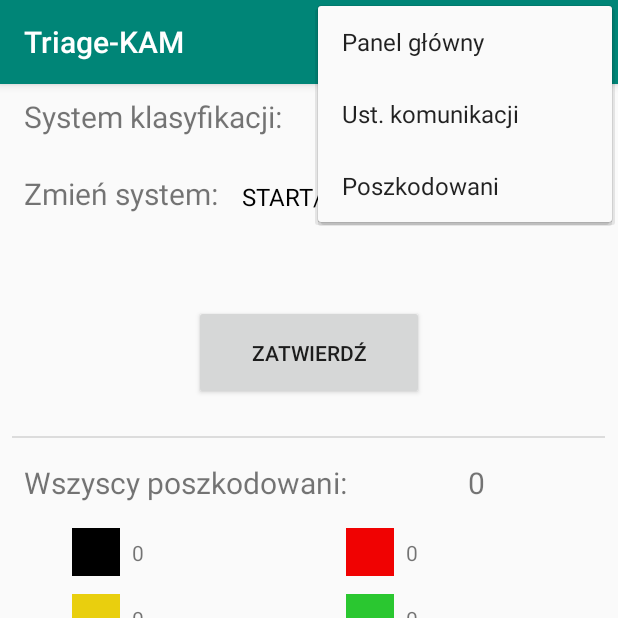
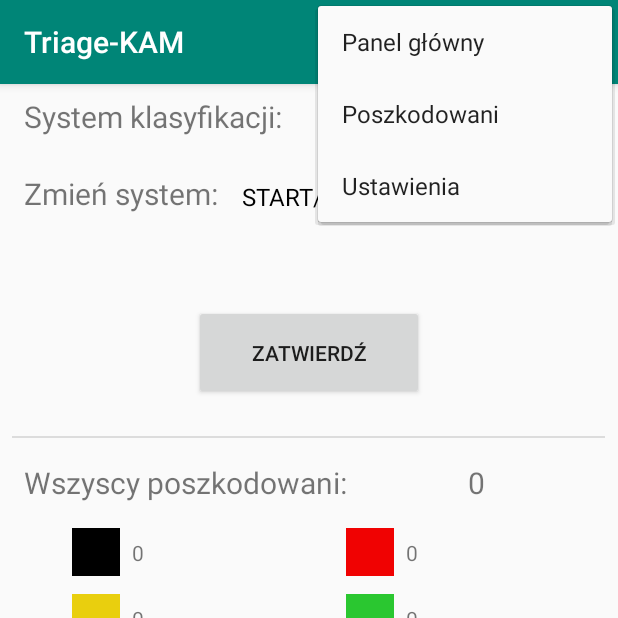
Before and after one commit to Michal-Madarasz/coordinator_app, an Android app: the screen it shows after launch (MainActivity), with the options menu open, on a phone screen of 412 x 824 dp, the top half of it. Run offline under Robolectric (Android 15) with nearby library versions, the phone set to English and light mode, and no system bars; libraries missing offline, so code that uses them is left out: org.javatuples; 4 statements that could not run were skipped.

```diff
--- a/app/src/main/java/com/example/coordinator_app/CustomAdapter.java
+++ b/app/src/main/java/com/example/coordinator_app/CustomAdapter.java
@@ -47,7 +47,7 @@ public class CustomAdapter extends BaseAdapter {
         view = inflater.inflate(R.layout.victim_activity_listview, null);
         TextView imei = (TextView) view.findViewById(R.id.textView);
         ImageView icon = (ImageView) view.findViewById(R.id.icon);
-        imei.setText("IMEI: "+String.format("%015d", victimList.get(i).getValue2().getId()));
+        imei.setText("IMEI: "+String.format("%s", victimList.get(i).getValue0()));
         switch(victimList.get(i).getValue2().getColor()){
             case BLACK: icon.setImageResource(R.color.colorTriageBlack); break;
             case RED: icon.setImageResource(R.color.colorTriageRed); break;
--- a/app/src/main/java/com/example/coordinator_app/MainActivity.java
+++ b/app/src/main/java/com/example/coordinator_app/MainActivity.java
@@ -46,6 +46,7 @@ public class MainActivity extends AppCompatActivity {
     String[] triageSystems;
     final String SERVICE_ID = "triage.simulator-rescuer";
     ConnectionsClient connectionsClient;
+    private boolean advertising = false;
 
     private static final String[] REQUIRED_PERMISSIONS =
             new String[]{
@@ -103,9 +104,12 @@ public class MainActivity extends AppCompatActivity {
                 ByteArrayInputStream bis = new ByteArrayInputStream(payload.asBytes());
                 ObjectInputStream is = new ObjectInputStream(bis);
                 Triplet<String, Rescuer, Victim> data = (Triplet<String, Rescuer, Victim>) is.readObject();
+                data.getValue2().calculateColor();
                 for(Triplet<String, Rescuer, Victim> row : victims){
                     if(row.getValue0().equals(data.getValue0())){
-                        row.setAt2(data.getValue2());
+                        Triplet<String, Rescuer, Victim> newRow = row.setAt2(data.getValue2());
+                        victims.remove(row);
+                        victims.add(newRow);
                         updateVictimsData();
                         customAdapter.notifyDataSetChanged();
                         return;
@@ -208,7 +212,32 @@ public class MainActivity extends AppCompatActivity {
             }
         });
 
+        TextView t = findViewById(R.id.reset_transmitter);
+        t.setOnClickListener(new View.OnClickListener() {
+            @Override
+            public void onClick(View v) {
+                if(advertising){
+                    Nearby.getConnectionsClient(getApplicationContext()).stopAdvertising();
+                }
+                startAdvertising();
+                updateSettings();
+            }
+        });
 
+        t = findViewById(R.id.clear_endpoints);
+        t.setOnClickListener(new View.OnClickListener() {
+            @Override
+            public void onClick(View v) {
+                Nearby.getConnectionsClient(getApplicationContext()).stopAllEndpoints();
+            }
+        });
+
+    }
+
+
+    public void updateSettings(){
+        TextView t = findViewById(R.id.transmitter_status_label);
+        t.setText( advertising ? "czeka na połączenia" : "bezczynny");
     }
 
     @Override
@@ -227,14 +256,11 @@ public class MainActivity extends AppCompatActivity {
 
         ViewFlipper vf = findViewById(R.id.layout_manager);
         switch(id){
-            case R.id.action_bt:
+            case R.id.action_victims:
                 vf.setDisplayedChild(1);
                 return true;
-            case R.id.action_victims:
+            case R.id.action_settings:
                 vf.setDisplayedChild(2);
-                return true;
-            case R.id.action_rescuers:
-                vf.setDisplayedChild(3);
                 return true;
             default:
                 vf.setDisplayedChild(0);
@@ -254,6 +280,7 @@ public class MainActivity extends AppCompatActivity {
                 .addOnSuccessListener(
                         (Void unused) -> {
                             Toast.makeText(getApplicationContext(), "Startujemy nadawanie", Toast.LENGTH_SHORT).show();
+                            advertising = true;
                         })
                 .addOnFailureListener(
                         (Exception e) -> {
@@ -262,7 +289,6 @@ public class MainActivity extends AppCompatActivity {
                         });
     }
 
-    /** Called when our Activity has been made visible to the user. */
     @Override
     protected void onStart() {
         super.onStart();
--- a/app/src/main/res/layout/activity_main.xml
+++ b/app/src/main/res/layout/activity_main.xml
@@ -32,16 +32,12 @@
             layout="@layout/dashboard_content_main" />
 
         <include
-            android:id="@+id/include_bt"
-            layout="@layout/bt_content_main" />
-
-        <include
             android:id="@+id/include_victim"
             layout="@layout/victim_content_main" />
 
         <include
-            android:id="@+id/include_rescuers"
-            layout="@layout/rescuers_content_main" />
+            android:id="@+id/include_settings"
+            layout="@layout/settings_content" />
 
 
     </ViewFlipper>
--- a/app/src/main/res/menu/menu_main.xml
+++ b/app/src/main/res/menu/menu_main.xml
@@ -8,20 +8,14 @@
         android:title="@string/action_dashboard"
         app:showAsAction="never" />
     <item
-        android:id="@+id/action_bt"
-        android:orderInCategory="2"
-        android:title="@string/action_bt"
-        app:showAsAction="never" />
-    <item
         android:id="@+id/action_victims"
         android:orderInCategory="3"
         android:title="@string/action_victims" />
 
     <item
-        android:id="@+id/action_rescuers"
+        android:id="@+id/action_settings"
         android:orderInCategory="4"
-        android:visible="false"
-        android:title="@string/action_rescuers" />
+        android:title="@string/action_settings" />
 
 
 </menu>
--- a/app/src/main/res/values/dimens.xml
+++ b/app/src/main/res/values/dimens.xml
@@ -1,3 +1,4 @@
 <resources>
     <dimen name="fab_margin">16dp</dimen>
+    <dimen name="settings_item_height">80dp</dimen>
 </resources>
--- a/app/src/main/res/values/strings.xml
+++ b/app/src/main/res/values/strings.xml
@@ -3,6 +3,6 @@
     <string name="action_dashboard">Panel główny</string>
     <string name="action_bt">Ust. komunikacji</string>
     <string name="action_victims">Poszkodowani</string>
-    <string name="action_rescuers">Ratownicy</string>
+    <string name="action_settings">Ustawienia</string>
 
 </resources>
```
Also changed, not shown: app/src/main/java/com/triage/model/Victim.java (+6 -6 lines), app/src/main/res/layout/settings_content.xml (added, +67 -0 lines).
